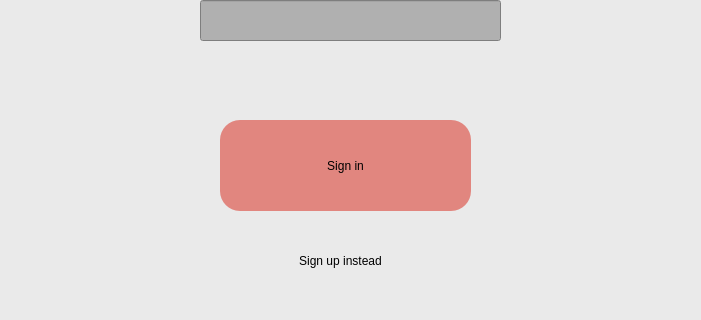
Qt form 1login_page.ui (Ajwaddo/pyqt5) before a commit; both pictures show x 260 to 961 and y 389 to 709 of the 1200 by 800 pixel window.
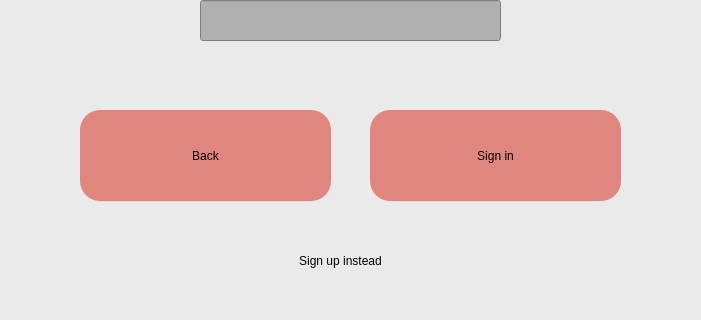
The same form after that commit.

```diff
--- a/1login_page.ui
+++ b/1login_page.ui
@@ -45,8 +45,8 @@
    <widget class="QPushButton" name="login">
     <property name="geometry">
      <rect>
-      <x>480</x>
-      <y>510</y>
+      <x>630</x>
+      <y>500</y>
       <width>251</width>
       <height>91</height>
      </rect>
@@ -168,6 +168,23 @@
      <string>Sign up instead</string>
     </property>
    </widget>
+   <widget class="QPushButton" name="btn_back">
+    <property name="geometry">
+     <rect>
+      <x>340</x>
+      <y>500</y>
+      <width>251</width>
+      <height>91</height>
+     </rect>
+    </property>
+    <property name="styleSheet">
+     <string notr="true">border-radius:20px;background-color:rgb(225, 134, 127);
+font: 24pt &quot;Calibri&quot;;</string>
+    </property>
+    <property name="text">
+     <string>Back</string>
+    </property>
+   </widget>
   </widget>
  </widget>
  <resources/>
```
